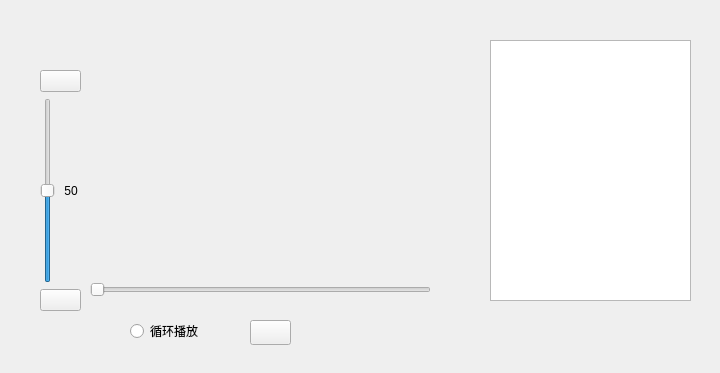
This is widget_audioplayer.ui in Ruby-Dream/studysoftware as Qt 5 draws it before an edit. The edited form follows.
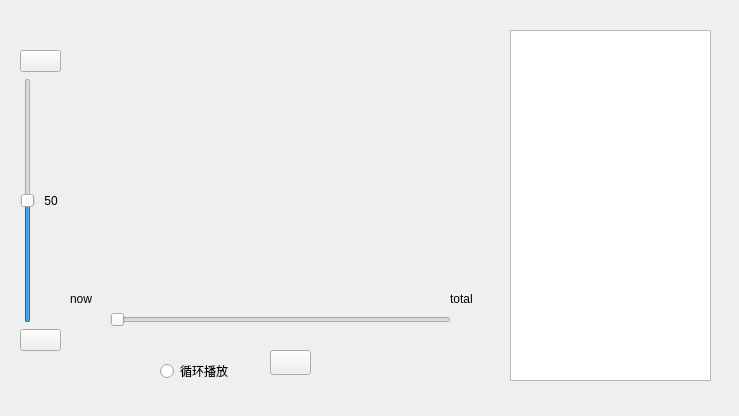
This is the edited form. Icons and pictures are not drawn.

Patch:
```diff
--- a/widget_audioplayer.ui
+++ b/widget_audioplayer.ui
@@ -6,8 +6,8 @@
    <rect>
     <x>0</x>
     <y>0</y>
-    <width>720</width>
-    <height>373</height>
+    <width>739</width>
+    <height>416</height>
    </rect>
   </property>
   <property name="windowTitle">
@@ -16,8 +16,8 @@
   <widget class="QSlider" name="playerslider">
    <property name="geometry">
     <rect>
-     <x>90</x>
-     <y>280</y>
+     <x>110</x>
+     <y>310</y>
      <width>341</width>
      <height>20</height>
     </rect>
@@ -35,8 +35,8 @@
    </property>
    <property name="geometry">
     <rect>
-     <x>250</x>
-     <y>320</y>
+     <x>270</x>
+     <y>350</y>
      <width>41</width>
      <height>25</height>
     </rect>
@@ -51,8 +51,8 @@
   <widget class="QRadioButton" name="bt_isloop">
    <property name="geometry">
     <rect>
-     <x>130</x>
-     <y>320</y>
+     <x>160</x>
+     <y>360</y>
      <width>102</width>
      <height>22</height>
     </rect>
@@ -64,20 +64,20 @@
   <widget class="QListView" name="listView">
    <property name="geometry">
     <rect>
-     <x>490</x>
-     <y>40</y>
+     <x>510</x>
+     <y>30</y>
      <width>201</width>
-     <height>261</height>
+     <height>351</height>
     </rect>
    </property>
   </widget>
-  <widget class="QWidget" name="">
+  <widget class="QWidget" name="layoutWidget">
    <property name="geometry">
     <rect>
-     <x>40</x>
-     <y>70</y>
+     <x>20</x>
+     <y>50</y>
      <width>41</width>
-     <height>241</height>
+     <height>301</height>
     </rect>
    </property>
    <layout class="QVBoxLayout" name="verticalLayout">
@@ -139,6 +139,32 @@
     </item>
    </layout>
   </widget>
+  <widget class="QLabel" name="playedtime">
+   <property name="geometry">
+    <rect>
+     <x>70</x>
+     <y>290</y>
+     <width>41</width>
+     <height>17</height>
+    </rect>
+   </property>
+   <property name="text">
+    <string>now</string>
+   </property>
+  </widget>
+  <widget class="QLabel" name="totaltime">
+   <property name="geometry">
+    <rect>
+     <x>450</x>
+     <y>290</y>
+     <width>58</width>
+     <height>17</height>
+    </rect>
+   </property>
+   <property name="text">
+    <string>total</string>
+   </property>
+  </widget>
  </widget>
  <resources/>
  <connections/>
```
